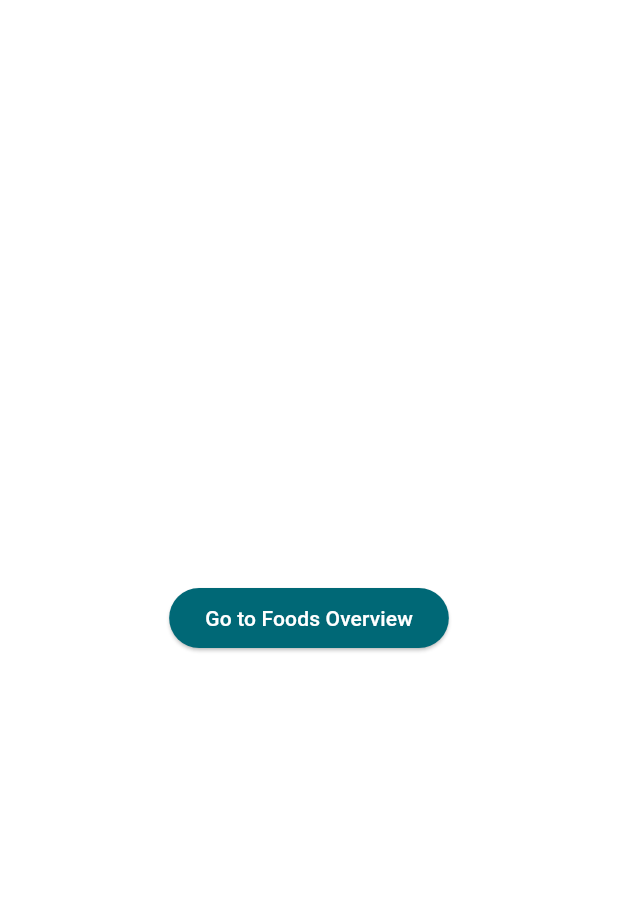
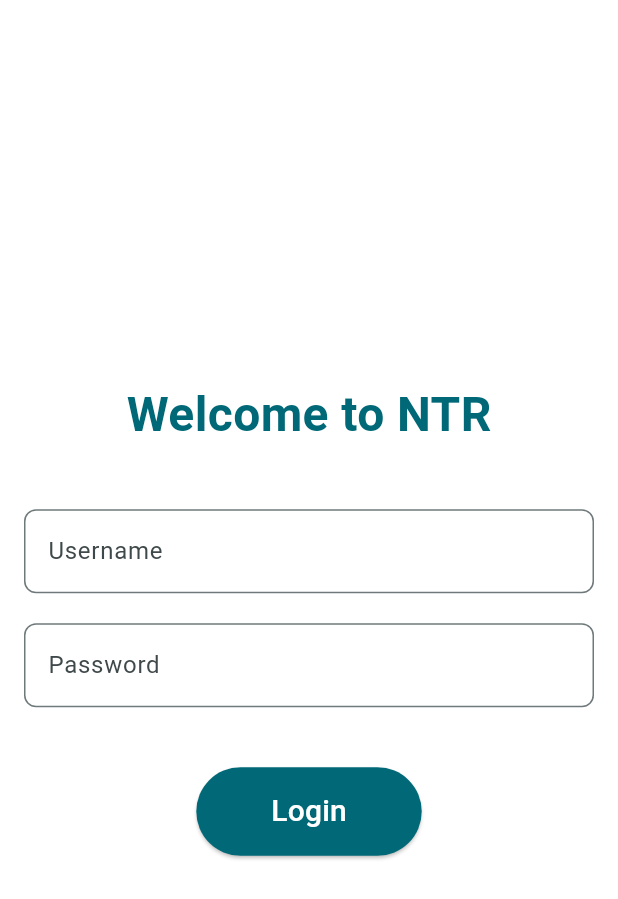
Before and after one commit to LamSut/Nutrition-Tracker-Recipes, a Flutter app: the screen it shows after launch, on a phone screen of 412 x 824 dp. Shown: the top 899 px of the screen. Run offline on Flutter 3.47's test engine with Material 3 defaults, Android fonts, the phone set to English and light mode, and no system bars; Roboto replaces fonts that are missing (Calibri); project files that could hold a hidden picture were left out.

Commit message:
hung gay

```diff
--- a/lib/ui/auth/login_screen.dart
+++ b/lib/ui/auth/login_screen.dart
@@ -1,9 +1,31 @@
 import 'package:flutter/material.dart';
 import '../foods/foods_overview_screen.dart';
 
-class LoginScreen extends StatelessWidget {
+class LoginScreen extends StatefulWidget {
   static const routeName = '/login';
   const LoginScreen({super.key});
+
+  @override
+  State<LoginScreen> createState() => _LoginScreenState();
+}
+
+class _LoginScreenState extends State<LoginScreen> {
+  final _usernameController = TextEditingController();
+  final _passwordController = TextEditingController();
+  final _formKey = GlobalKey<FormState>();
+
+  void _login() {
+    if (_formKey.currentState!.validate()) {
+      if (_usernameController.text == 'conbodan' &&
+          _passwordController.text == 'hohuyhao') {
+        Navigator.pushReplacementNamed(context, FoodsOverviewScreen.routeName);
+      } else {
+        ScaffoldMessenger.of(context).showSnackBar(
+          const SnackBar(content: Text('Invalid username or password')),
+        );
+      }
+    }
+  }
 
   @override
   Widget build(BuildContext context) {
@@ -11,16 +33,76 @@ class LoginScreen extends StatelessWidget {
     return Scaffold(
       backgroundColor: Colors.white,
       body: Center(
-        child: ElevatedButton(
-          style: ElevatedButton.styleFrom(
-            backgroundColor: colorScheme.primary,
-            foregroundColor: colorScheme.onPrimary,
+        child: SingleChildScrollView(
+          padding: const EdgeInsets.all(16.0),
+          child: Form(
+            key: _formKey,
+            child: Column(
+              mainAxisAlignment: MainAxisAlignment.center,
+              children: <Widget>[
+                Text(
+                  'Welcome to NTR',
+                  style: TextStyle(
+                    fontSize: 32,
+                    fontWeight: FontWeight.bold,
+                    color: colorScheme.primary,
+                  ),
+                ),
+                const SizedBox(height: 40),
+                TextFormField(
+                  controller: _usernameController,
+                  decoration: InputDecoration(
+                    labelText: 'Username',
+                    border: OutlineInputBorder(
+                      borderRadius: BorderRadius.circular(8.0),
+                    ),
+                  ),
+                  validator: (value) {
+                    if (value == null || value.isEmpty) {
+                      return 'Please enter your username';
+                    }
+                    return null;
+                  },
+                ),
+                const SizedBox(height: 20),
+                TextFormField(
+                  controller: _passwordController,
+                  decoration: InputDecoration(
+                    labelText: 'Password',
+                    border: OutlineInputBorder(
+                      borderRadius: BorderRadius.circular(8.0),
+                    ),
+                  ),
+                  obscureText: true,
+                  validator: (value) {
+                    if (value == null || value.isEmpty) {
+                      return 'Please enter your password';
+                    }
+                    return null;
+                  },
+                ),
+                const SizedBox(height: 40),
+                ElevatedButton(
+                  style: ElevatedButton.styleFrom(
+                    padding: const EdgeInsets.symmetric(
+                      horizontal: 50,
+                      vertical: 15,
+                    ),
+                    backgroundColor: colorScheme.primary,
+                    foregroundColor: colorScheme.onPrimary,
+                    shape: RoundedRectangleBorder(
+                      borderRadius: BorderRadius.circular(30.0),
+                    ),
+                  ),
+                  onPressed: _login,
+                  child: const Text(
+                    'Login',
+                    style: TextStyle(fontSize: 20),
+                  ),
+                ),
+              ],
+            ),
           ),
-          onPressed: () {
-            Navigator.pushReplacementNamed(
-                context, FoodsOverviewScreen.routeName);
-          },
-          child: const Text('Go to Foods Overview'),
         ),
       ),
     );
```
Also changed, not shown: lib/ui/foods/food_detail_screen.dart (+15 -1 lines), lib/ui/recipes/recipes_overview_screen.dart (+46 -4 lines).
